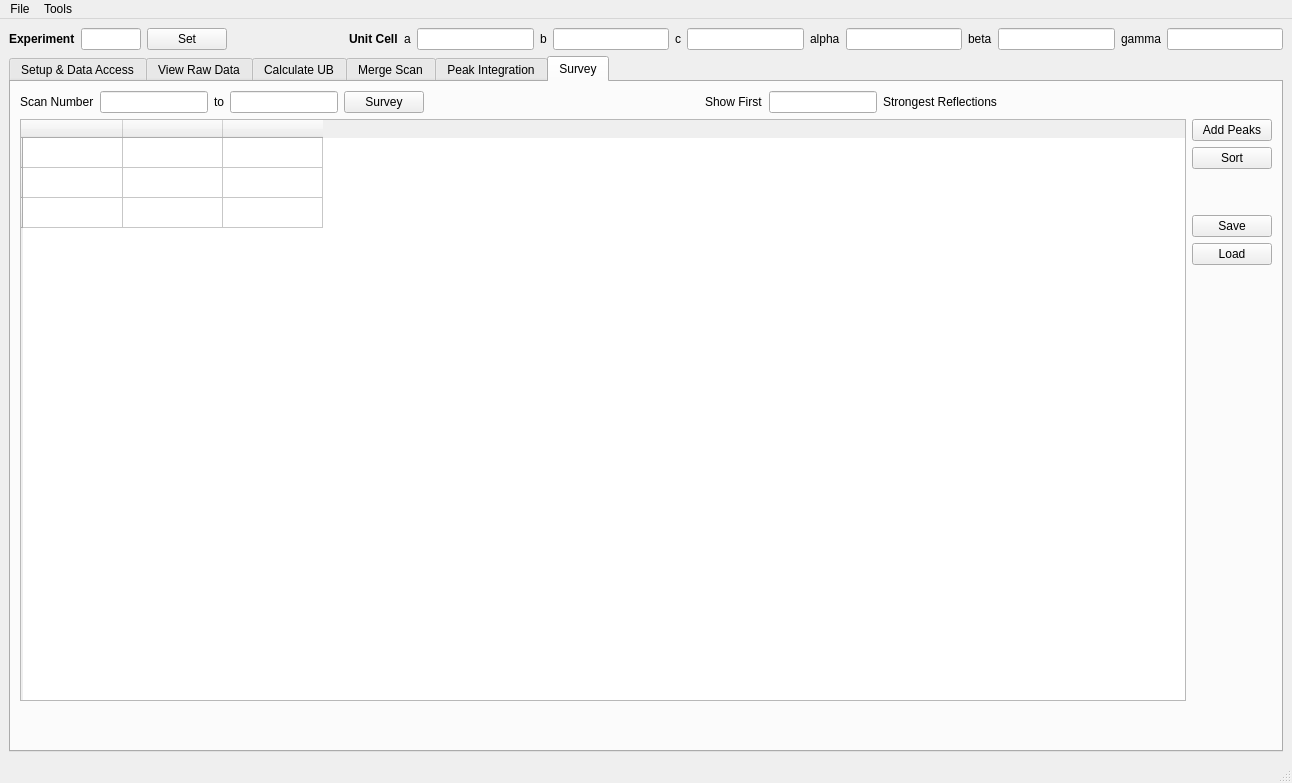
Above: scripts/HFIR_4Circle_Reduction/MainWindow.ui from mantidproject/mantid before the change. Below: the same form after it.
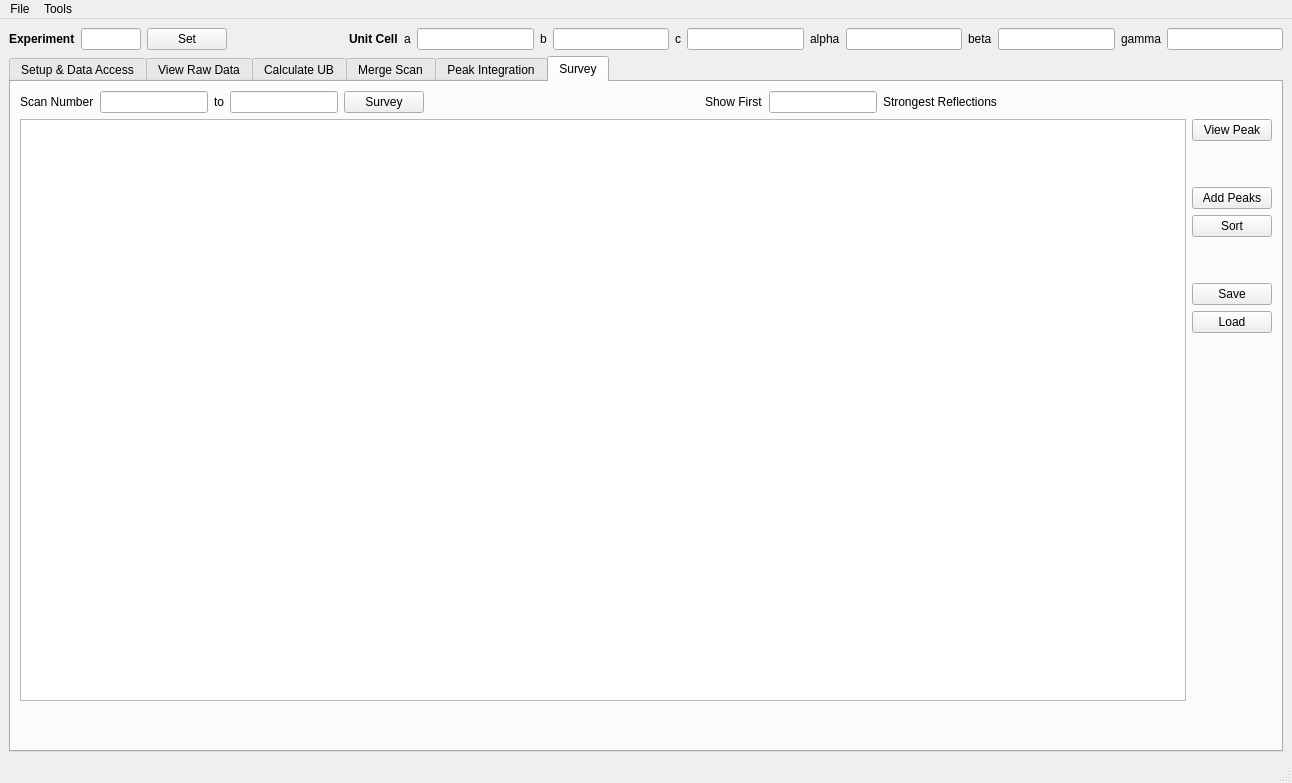
That is the form after the change. Custom widgets are drawn as their Qt base class.

Commit message: Refs #14366 and #14031. Checkpointing progress on survey tab.

The edit to the form file:
```diff
--- a/scripts/HFIR_4Circle_Reduction/MainWindow.ui
+++ b/scripts/HFIR_4Circle_Reduction/MainWindow.ui
@@ -2417,41 +2417,36 @@
               <item>
                <layout class="QHBoxLayout" name="horizontalLayout_15">
                 <item>
-                 <widget class="ScanSurveyTable" name="tableWidget_surveyTable">
-                  <row>
-                   <property name="text">
-                    <string/>
-                   </property>
-                  </row>
-                  <row>
-                   <property name="text">
-                    <string/>
-                   </property>
-                  </row>
-                  <row>
-                   <property name="text">
-                    <string/>
-                   </property>
-                  </row>
-                  <column>
-                   <property name="text">
-                    <string/>
-                   </property>
-                  </column>
-                  <column>
-                   <property name="text">
-                    <string/>
-                   </property>
-                  </column>
-                  <column>
-                   <property name="text">
-                    <string/>
-                   </property>
-                  </column>
-                 </widget>
+                 <widget class="ScanSurveyTable" name="tableWidget_surveyTable"/>
                 </item>
                 <item>
                  <layout class="QVBoxLayout" name="verticalLayout_10">
+                  <item>
+                   <widget class="QPushButton" name="pushButton_viewSurveyPeak">
+                    <property name="toolTip">
+                     <string>&lt;html&gt;&lt;head/&gt;&lt;body&gt;&lt;p&gt;Set the selected peak to view and switch to tab 'View Raw Data'&lt;/p&gt;&lt;/body&gt;&lt;/html&gt;</string>
+                    </property>
+                    <property name="text">
+                     <string>View Peak</string>
+                    </property>
+                   </widget>
+                  </item>
+                  <item>
+                   <spacer name="verticalSpacer_19">
+                    <property name="orientation">
+                     <enum>Qt::Vertical</enum>
+                    </property>
+                    <property name="sizeType">
+                     <enum>QSizePolicy::Preferred</enum>
+                    </property>
+                    <property name="sizeHint" stdset="0">
+                     <size>
+                      <width>20</width>
+                      <height>40</height>
+                     </size>
+                    </property>
+                   </spacer>
+                  </item>
                   <item>
                    <widget class="QPushButton" name="pushButton_addPeaksToRefine">
                     <property name="toolTip">
```
The commit also changes 3 other files.
